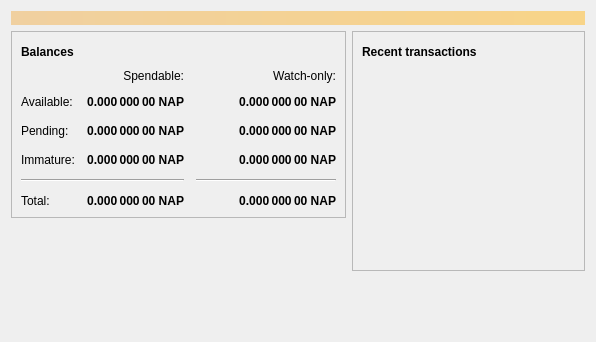
This is src/qt/forms/overviewpage.ui in Zetalon0/Napocoin as Qt 5 draws it before an edit. The edited form follows.
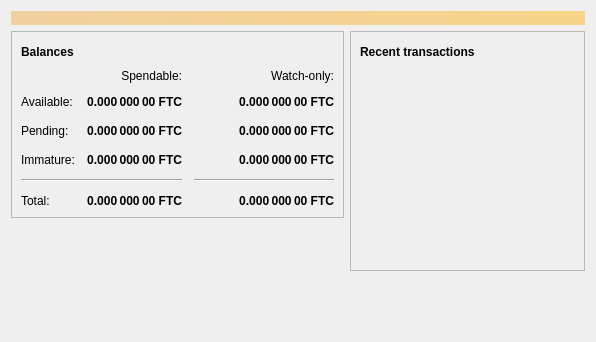
This is the edited form. Icons and pictures are not drawn.

```diff
--- a/src/qt/forms/overviewpage.ui
+++ b/src/qt/forms/overviewpage.ui
@@ -129,7 +129,7 @@
                <string>Unconfirmed transactions to watch-only addresses</string>
               </property>
               <property name="text">
-               <string notr="true">0.000 000 00 NAP</string>
+               <string notr="true">0.000 000 00 FTC</string>
               </property>
               <property name="alignment">
                <set>Qt::AlignRight|Qt::AlignTrailing|Qt::AlignVCenter</set>
@@ -154,7 +154,7 @@
                <string>Total of transactions that have yet to be confirmed, and do not yet count toward the spendable balance</string>
               </property>
               <property name="text">
-               <string notr="true">0.000 000 00 NAP</string>
+               <string notr="true">0.000 000 00 FTC</string>
               </property>
               <property name="alignment">
                <set>Qt::AlignRight|Qt::AlignTrailing|Qt::AlignVCenter</set>
@@ -179,7 +179,7 @@
                <string>Mined balance in watch-only addresses that has not yet matured</string>
               </property>
               <property name="text">
-               <string notr="true">0.000 000 00 NAP</string>
+               <string notr="true">0.000 000 00 FTC</string>
               </property>
               <property name="alignment">
                <set>Qt::AlignRight|Qt::AlignTrailing|Qt::AlignVCenter</set>
@@ -237,7 +237,7 @@
                <string>Mined balance that has not yet matured</string>
               </property>
               <property name="text">
-               <string notr="true">0.000 000 00 NAP</string>
+               <string notr="true">0.000 000 00 FTC</string>
               </property>
               <property name="alignment">
                <set>Qt::AlignRight|Qt::AlignTrailing|Qt::AlignVCenter</set>
@@ -282,7 +282,7 @@
                <string>Your current total balance</string>
               </property>
               <property name="text">
-               <string notr="true">0.000 000 00 NAP</string>
+               <string notr="true">0.000 000 00 FTC</string>
               </property>
               <property name="alignment">
                <set>Qt::AlignRight|Qt::AlignTrailing|Qt::AlignVCenter</set>
@@ -307,7 +307,7 @@
                <string>Current total balance in watch-only addresses</string>
               </property>
               <property name="text">
-               <string notr="true">0.000 000 00 NAP</string>
+               <string notr="true">0.000 000 00 FTC</string>
               </property>
               <property name="alignment">
                <set>Qt::AlignRight|Qt::AlignTrailing|Qt::AlignVCenter</set>
@@ -349,7 +349,7 @@
                <string>Your current spendable balance</string>
               </property>
               <property name="text">
-               <string notr="true">0.000 000 00 NAP</string>
+               <string notr="true">0.000 000 00 FTC</string>
               </property>
               <property name="alignment">
                <set>Qt::AlignRight|Qt::AlignTrailing|Qt::AlignVCenter</set>
@@ -374,7 +374,7 @@
                <string>Your current balance in watch-only addresses</string>
               </property>
               <property name="text">
-               <string notr="true">0.000 000 00 NAP</string>
+               <string notr="true">0.000 000 00 FTC</string>
               </property>
               <property name="alignment">
                <set>Qt::AlignRight|Qt::AlignTrailing|Qt::AlignVCenter</set>
```
